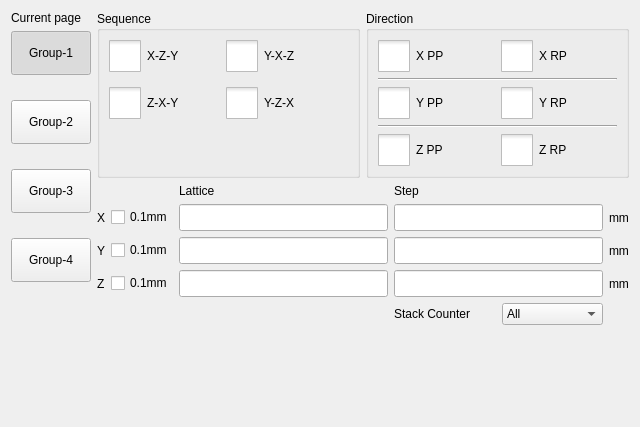
dongdong-2009/3-5AxisRobot, file hcsettings/ichcstackedsettingsframe_5.ui: the form before one commit.
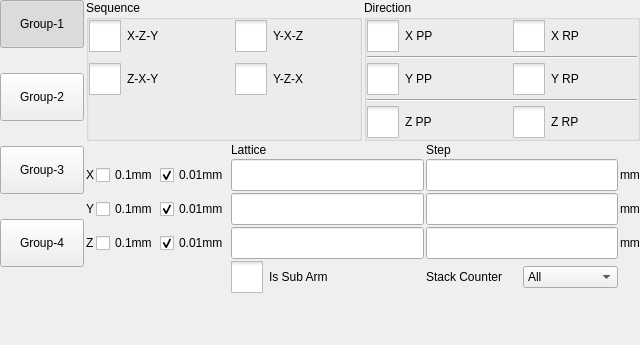
The form after the commit. Icons and pictures are not drawn. Custom widgets are drawn as their Qt base class.

Patch:
```diff
--- a/hcsettings/ichcstackedsettingsframe_5.ui
+++ b/hcsettings/ichcstackedsettingsframe_5.ui
@@ -7,21 +7,9 @@
     <x>0</x>
     <y>0</y>
     <width>640</width>
-    <height>427</height>
+    <height>345</height>
    </rect>
   </property>
-  <property name="minimumSize">
-   <size>
-    <width>640</width>
-    <height>0</height>
-   </size>
-  </property>
-  <property name="maximumSize">
-   <size>
-    <width>640</width>
-    <height>16777215</height>
-   </size>
-  </property>
   <property name="windowTitle">
    <string>Frame</string>
   </property>
@@ -32,15 +20,23 @@
    <enum>QFrame::Plain</enum>
   </property>
   <layout class="QHBoxLayout" name="horizontalLayout_3">
+   <property name="spacing">
+    <number>2</number>
+   </property>
+   <property name="leftMargin">
+    <number>0</number>
+   </property>
+   <property name="topMargin">
+    <number>0</number>
+   </property>
+   <property name="rightMargin">
+    <number>0</number>
+   </property>
+   <property name="bottomMargin">
+    <number>0</number>
+   </property>
    <item>
     <layout class="QVBoxLayout" name="verticalLayout_3">
-     <item>
-      <widget class="QLabel" name="currentPageLabel">
-       <property name="text">
-        <string>Current page</string>
-       </property>
-      </widget>
-     </item>
      <item>
       <layout class="QVBoxLayout" name="verticalLayout">
        <property name="spacing">
@@ -56,14 +52,14 @@
          </property>
          <property name="minimumSize">
           <size>
-           <width>80</width>
-           <height>44</height>
+           <width>84</width>
+           <height>48</height>
           </size>
          </property>
          <property name="maximumSize">
           <size>
-           <width>80</width>
-           <height>44</height>
+           <width>84</width>
+           <height>48</height>
           </size>
          </property>
          <property name="text">
@@ -90,14 +86,14 @@
          </property>
          <property name="minimumSize">
           <size>
-           <width>80</width>
-           <height>44</height>
+           <width>84</width>
+           <height>48</height>
           </size>
          </property>
          <property name="maximumSize">
           <size>
-           <width>80</width>
-           <height>44</height>
+           <width>84</width>
+           <height>48</height>
           </size>
          </property>
          <property name="text">
@@ -121,14 +117,14 @@
          </property>
          <property name="minimumSize">
           <size>
-           <width>80</width>
-           <height>44</height>
+           <width>84</width>
+           <height>48</height>
           </size>
          </property>
          <property name="maximumSize">
           <size>
-           <width>80</width>
-           <height>44</height>
+           <width>84</width>
+           <height>48</height>
           </size>
          </property>
          <property name="text">
@@ -152,14 +148,14 @@
          </property>
          <property name="minimumSize">
           <size>
-           <width>80</width>
-           <height>44</height>
+           <width>84</width>
+           <height>48</height>
           </size>
          </property>
          <property name="maximumSize">
           <size>
-           <width>80</width>
-           <height>44</height>
+           <width>84</width>
+           <height>48</height>
           </size>
          </property>
          <property name="text">
@@ -204,10 +200,22 @@
            <enum>QFormLayout::AllNonFixedFieldsGrow</enum>
           </property>
           <property name="horizontalSpacing">
-           <number>15</number>
+           <number>4</number>
           </property>
           <property name="verticalSpacing">
-           <number>15</number>
+           <number>11</number>
+          </property>
+          <property name="leftMargin">
+           <number>0</number>
+          </property>
+          <property name="topMargin">
+           <number>0</number>
+          </property>
+          <property name="rightMargin">
+           <number>0</number>
+          </property>
+          <property name="bottomMargin">
+           <number>0</number>
           </property>
           <item row="0" column="0">
            <widget class="QCheckBox" name="xzyCheckBox">
@@ -219,7 +227,7 @@
             </property>
             <property name="minimumSize">
              <size>
-              <width>102</width>
+              <width>142</width>
               <height>0</height>
              </size>
             </property>
@@ -263,7 +271,7 @@
             </property>
             <property name="minimumSize">
              <size>
-              <width>102</width>
+              <width>125</width>
               <height>0</height>
              </size>
             </property>
@@ -293,18 +301,6 @@
           </item>
           <item row="1" column="1">
            <widget class="QCheckBox" name="yzxCheckBox">
-            <property name="sizePolicy">
-             <sizepolicy hsizetype="Fixed" vsizetype="Fixed">
-              <horstretch>0</horstretch>
-              <verstretch>0</verstretch>
-             </sizepolicy>
-            </property>
-            <property name="minimumSize">
-             <size>
-              <width>100</width>
-              <height>0</height>
-             </size>
-            </property>
             <property name="styleSheet">
              <string notr="true">::indicator {
      width: 32px;
@@ -331,18 +327,6 @@
           </item>
           <item row="0" column="1">
            <widget class="QCheckBox" name="yxzCheckBox">
-            <property name="sizePolicy">
-             <sizepolicy hsizetype="Fixed" vsizetype="Fixed">
-              <horstretch>0</horstretch>
-              <verstretch>0</verstretch>
-             </sizepolicy>
-            </property>
-            <property name="minimumSize">
-             <size>
-              <width>100</width>
-              <height>0</height>
-             </size>
-            </property>
             <property name="maximumSize">
              <size>
               <width>100</width>
@@ -386,10 +370,22 @@
            <enum>QFormLayout::AllNonFixedFieldsGrow</enum>
           </property>
           <property name="horizontalSpacing">
-           <number>11</number>
+           <number>4</number>
           </property>
           <property name="verticalSpacing">
-           <number>6</number>
+           <number>4</number>
+          </property>
+          <property name="leftMargin">
+           <number>0</number>
+          </property>
+          <property name="topMargin">
+           <number>0</number>
+          </property>
+          <property name="rightMargin">
+           <number>0</number>
+          </property>
+          <property name="bottomMargin">
+           <number>0</number>
           </property>
           <item row="0" column="0">
            <widget class="QCheckBox" name="xPPCheckBox">
@@ -401,13 +397,13 @@
             </property>
             <property name="minimumSize">
              <size>
-              <width>112</width>
-              <height>32</height>
+              <width>142</width>
+              <height>0</height>
              </size>
             </property>
             <property name="maximumSize">
              <size>
-              <width>16777215</width>
+              <width>100</width>
               <height>16777215</height>
              </size>
             </property>
@@ -437,18 +433,6 @@
           </item>
           <item row="0" column="1">
            <widget class="QCheckBox" name="xRPCheckBox">
-            <property name="sizePolicy">
-             <sizepolicy hsizetype="Fixed" vsizetype="Fixed">
-              <horstretch>0</horstretch>
-              <verstretch>0</verstretch>
-             </sizepolicy>
-            </property>
-            <property name="minimumSize">
-             <size>
-              <width>112</width>
-              <height>32</height>
-             </size>
-            </property>
             <property name="layoutDirection">
              <enum>Qt::LeftToRight</enum>
             </property>
@@ -486,8 +470,8 @@
             </property>
             <property name="minimumSize">
              <size>
-              <width>112</width>
-              <height>32</height>
+              <width>125</width>
+              <height>0</height>
              </size>
             </property>
             <property name="styleSheet">
@@ -516,18 +500,6 @@
           </item>
           <item row="2" column="1">
            <widget class="QCheckBox" name="yRPCheckBox">
-            <property name="sizePolicy">
-             <sizepolicy hsizetype="Fixed" vsizetype="Fixed">
-              <horstretch>0</horstretch>
-              <verstretch>0</verstretch>
-             </sizepolicy>
-            </property>
-            <property name="minimumSize">
-             <size>
-              <width>112</width>
-              <height>32</height>
-             </size>
-            </property>
             <property name="styleSheet">
              <string notr="true">::indicator {
      width: 32px;
@@ -562,8 +534,8 @@
             </property>
             <property name="minimumSize">
              <size>
-              <width>112</width>
-              <height>32</height>
+              <width>125</width>
+              <height>0</height>
              </size>
             </property>
             <property name="styleSheet">
@@ -592,18 +564,6 @@
           </item>
           <item row="4" column="1">
            <widget class="QCheckBox" name="zRPCheckBox">
-            <property name="sizePolicy">
-             <sizepolicy hsizetype="Fixed" vsizetype="Fixed">
-              <horstretch>0</horstretch>
-              <verstretch>0</verstretch>
-             </sizepolicy>
-            </property>
-            <property name="minimumSize">
-             <size>
-              <width>112</width>
-              <height>32</height>
-             </size>
-            </property>
             <property name="styleSheet">
              <string notr="true">::indicator {
      width: 32px;
@@ -649,47 +609,95 @@
      </item>
      <item>
       <layout class="QGridLayout" name="gridLayout">
-       <item row="1" column="2">
-        <widget class="ICLineEditWithVirtualNumericKeypad" name="xRPLatticeLineEdit">
-         <property name="minimumSize">
-          <size>
-           <width>0</width>
-           <height>27</height>
-          </size>
+       <item row="0" column="4">
+        <widget class="QLabel" name="label_3">
+         <property name="text">
+          <string>Step</string>
          </property>
         </widget>
        </item>
+       <item row="1" column="1">
+        <widget class="QCheckBox" name="xUnit">
+         <property name="text">
+          <string>0.1mm</string>
+         </property>
+         <attribute name="buttonGroup">
+          <string notr="true">buttonGroup_6</string>
+         </attribute>
+        </widget>
+       </item>
        <item row="2" column="3">
-        <widget class="ICLineEditWithVirtualNumericKeypad" name="yRPStepLineEdit">
+        <widget class="ICLineEditWithVirtualNumericKeypad" name="yRPLatticeLineEdit">
          <property name="minimumSize">
           <size>
            <width>0</width>
-           <height>27</height>
+           <height>32</height>
           </size>
          </property>
+         <property name="text">
+          <string notr="true"/>
+         </property>
         </widget>
        </item>
-       <item row="1" column="3">
+       <item row="2" column="1">
+        <widget class="QCheckBox" name="yUnit">
+         <property name="text">
+          <string>0.1mm</string>
+         </property>
+         <attribute name="buttonGroup">
+          <string notr="true">buttonGroup_7</string>
+         </attribute>
+        </widget>
+       </item>
+       <item row="0" column="3">
+        <widget class="QLabel" name="label_2">
+         <property name="text">
+          <string>Lattice</string>
+         </property>
+        </widget>
+       </item>
+       <item row="1" column="5">
+        <widget class="QLabel" name="label">
+         <property name="text">
+          <string>mm</string>
+         </property>
+        </widget>
+       </item>
+       <item row="3" column="0">
+        <widget class="QLabel" name="label_8">
+         <property name="text">
+          <string>Z</string>
+         </property>
+        </widget>
+       </item>
+       <item row="2" column="5">
+        <widget class="QLabel" name="label_4">
+         <property name="text">
+          <string>mm</string>
+         </property>
+        </widget>
+       </item>
+       <item row="1" column="0">
+        <widget class="QLabel" name="label_6">
+         <property name="text">
+          <string>X</string>
+         </property>
+        </widget>
+       </item>
+       <item row="1" column="4">
         <widget class="ICLineEditWithVirtualNumericKeypad" name="xRPStepLineEdit">
          <property name="minimumSize">
           <size>
            <width>0</width>
-           <height>27</height>
+           <height>32</height>
           </size>
          </property>
-        </widget>
-       </item>
-       <item row="3" column="3">
-        <widget class="ICLineEditWithVirtualNumericKeypad" name="zRPStepLineEdit">
-         <property name="minimumSize">
-          <size>
-           <width>0</width>
-           <height>27</height>
-          </size>
+         <property name="text">
+          <string notr="true"/>
          </property>
         </widget>
        </item>
-       <item row="4" column="3">
+       <item row="4" column="4">
         <layout class="QHBoxLayout" name="horizontalLayout_2">
          <item>
           <widget class="QLabel" name="label_9">
@@ -699,7 +707,7 @@
           </widget>
          </item>
          <item>
-          <widget class="QComboBox" name="countWayBox">
+          <widget class="ICComboBox" name="countWayBox">
            <item>
             <property name="text">
              <string>All</string>
@@ -734,72 +742,72 @@
          </item>
         </layout>
        </item>
-       <item row="1" column="0">
-        <widget class="QLabel" name="label_6">
+       <item row="3" column="1">
+        <widget class="QCheckBox" name="zUnit">
          <property name="text">
-          <string>X</string>
+          <string>0.1mm</string>
          </property>
+         <attribute name="buttonGroup">
+          <string notr="true">buttonGroup_8</string>
+         </attribute>
         </widget>
        </item>
-       <item row="3" column="4">
+       <item row="1" column="3">
+        <widget class="ICLineEditWithVirtualNumericKeypad" name="xRPLatticeLineEdit">
+         <property name="minimumSize">
+          <size>
+           <width>0</width>
+           <height>32</height>
+          </size>
+         </property>
+         <property name="text">
+          <string notr="true"/>
+         </property>
+        </widget>
+       </item>
+       <item row="2" column="4">
+        <widget class="ICLineEditWithVirtualNumericKeypad" name="yRPStepLineEdit">
+         <property name="minimumSize">
+          <size>
+           <width>0</width>
+           <height>32</height>
+          </size>
+         </property>
+         <property name="text">
+          <string notr="true"/>
+         </property>
+        </widget>
+       </item>
+       <item row="3" column="5">
         <widget class="QLabel" name="label_5">
          <property name="text">
           <string>mm</string>
          </property>
         </widget>
        </item>
-       <item row="1" column="4">
-        <widget class="QLabel" name="label">
-         <property name="text">
-          <string>mm</string>
-         </property>
-        </widget>
-       </item>
-       <item row="3" column="2">
+       <item row="3" column="3">
         <widget class="ICLineEditWithVirtualNumericKeypad" name="zRPLatticeLineEdit">
          <property name="minimumSize">
           <size>
            <width>0</width>
-           <height>27</height>
+           <height>32</height>
           </size>
          </property>
+         <property name="text">
+          <string notr="true"/>
+         </property>
         </widget>
        </item>
-       <item row="2" column="2">
-        <widget class="ICLineEditWithVirtualNumericKeypad" name="yRPLatticeLineEdit">
+       <item row="3" column="4">
+        <widget class="ICLineEditWithVirtualNumericKeypad" name="zRPStepLineEdit">
          <property name="minimumSize">
           <size>
            <width>0</width>
-           <height>27</height>
+           <height>32</height>
           </size>
          </property>
-        </widget>
-       </item>
-       <item row="0" column="3">
-        <widget class="QLabel" name="label_3">
          <property name="text">
-          <string>Step</string>
-         </property>
-        </widget>
-       </item>
-       <item row="3" column="0">
-        <widget class="QLabel" name="label_8">
-         <property name="text">
-          <string>Z</string>
-         </property>
-        </widget>
-       </item>
-       <item row="0" column="2">
-        <widget class="QLabel" name="label_2">
-         <property name="text">
-          <string>Lattice</string>
-         </property>
-        </widget>
-       </item>
-       <item row="2" column="4">
-        <widget class="QLabel" name="label_4">
-         <property name="text">
-          <string>mm</string>
+          <string notr="true"/>
          </property>
         </widget>
        </item>
@@ -810,24 +818,77 @@
          </property>
         </widget>
        </item>
-       <item row="1" column="1">
-        <widget class="QCheckBox" name="xUnit">
+       <item row="1" column="2">
+        <widget class="QCheckBox" name="xUnit_2">
          <property name="text">
-          <string>0.1mm</string>
+          <string>0.01mm</string>
          </property>
+         <property name="checked">
+          <bool>true</bool>
+         </property>
+         <attribute name="buttonGroup">
+          <string notr="true">buttonGroup_6</string>
+         </attribute>
         </widget>
        </item>
-       <item row="2" column="1">
-        <widget class="QCheckBox" name="yUnit">
+       <item row="2" column="2">
+        <widget class="QCheckBox" name="yUnit_2">
          <property name="text">
-          <string>0.1mm</string>
+          <string>0.01mm</string>
          </property>
+         <property name="checked">
+          <bool>true</bool>
+         </property>
+         <attribute name="buttonGroup">
+          <string notr="true">buttonGroup_7</string>
+         </attribute>
         </widget>
        </item>
-       <item row="3" column="1">
-        <widget class="QCheckBox" name="zUnit">
+       <item row="3" column="2">
+        <widget class="QCheckBox" name="zUnit_2">
          <property name="text">
-          <string>0.1mm</string>
+          <string>0.01mm</string>
+         </property>
+         <property name="checked">
+          <bool>true</bool>
+         </property>
+         <attribute name="buttonGroup">
+          <string notr="true">buttonGroup_8</string>
+         </attribute>
+        </widget>
+       </item>
+       <item row="4" column="3">
+        <widget class="QCheckBox" name="subArm">
+         <property name="sizePolicy">
+          <sizepolicy hsizetype="Fixed" vsizetype="Fixed">
+           <horstretch>0</horstretch>
+           <verstretch>0</verstretch>
+          </sizepolicy>
+         </property>
+         <property name="minimumSize">
+          <size>
+           <width>125</width>
+           <height>0</height>
+          </size>
+         </property>
+         <property name="styleSheet">
+          <string notr="true">::indicator {
+     width: 32px;
+     height: 32px;
+ }
+
+::indicator:unchecked 
+{
+     image: url(:/resource/check_unchecked.png);
+ }
+::indicator:checked 
+{
+     image: url(:/resource/check_checked.png);
+ }
+</string>
+         </property>
+         <property name="text">
+          <string>Is Sub Arm</string>
          </property>
         </widget>
        </item>
@@ -851,6 +912,11 @@
   </layout>
  </widget>
  <customwidgets>
+  <customwidget>
+   <class>ICComboBox</class>
+   <extends>QComboBox</extends>
+   <header>iccombobox.h</header>
+  </customwidget>
   <customwidget>
    <class>ICLineEditWithVirtualNumericKeypad</class>
    <extends>QLineEdit</extends>
```
Left out of the diff: 5 changed lines with no effect on the pictures.
